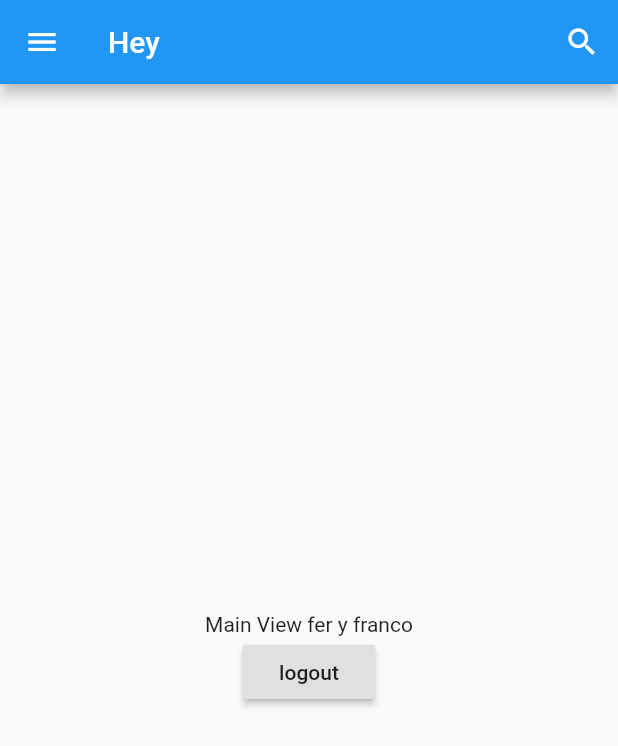
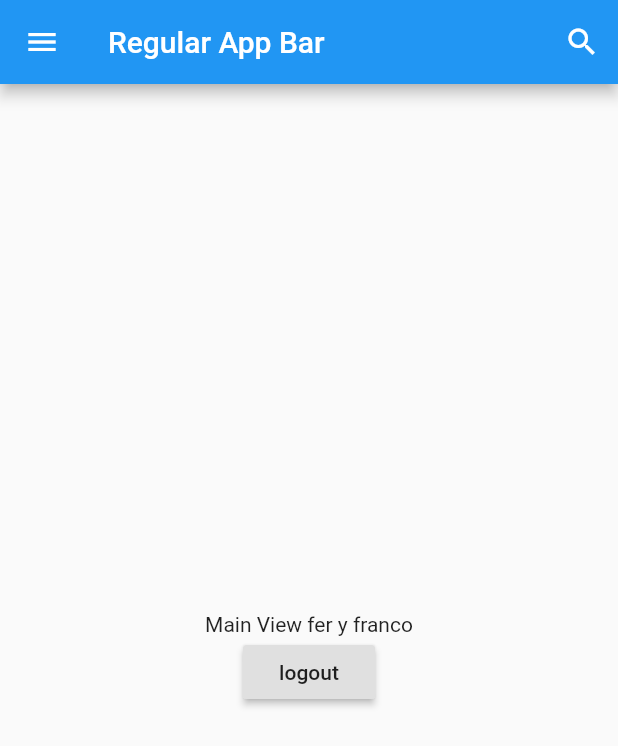
Before and after one commit to aarcoraci/flutter_testapp, a Flutter app: the MainView screen opened directly, on a phone screen of 412 x 824 dp. Shown: the top 746 px of the screen. Run offline on Flutter 3.47's test engine with Material 2 defaults, Android fonts, the phone set to English and light mode, and no system bars; our stand-ins replace get_it.

Commit message:
small improvements

```diff
--- a/lib/widgets/shared/custom_app_bar.dart
+++ b/lib/widgets/shared/custom_app_bar.dart
@@ -25,15 +25,22 @@ class _CustomAppBarState extends State<CustomAppBar> {
             child: AnimatedOpacity(
               opacity: _showSearchBox ? 0.0 : 1,
               duration: Duration(milliseconds: 100),
-              child: Text("Hey"),
+              child: Text("Regular App Bar"),
             ),
           )
         ],
       );
     } else {
       return TextField(
+        style: TextStyle(color: Colors.white),
         decoration: InputDecoration(
-            border: InputBorder.none, hintText: 'Enter a search term'),
+            isDense: true,
+            hintMaxLines: 1,
+            enabled: true,
+            enabledBorder: UnderlineInputBorder(
+                borderSide: BorderSide(color: Colors.white)),
+            hintStyle: TextStyle(color: Color.fromARGB(200, 255, 255, 255)),
+            hintText: 'Search...'),
       );
     }
   }
```
Also changed, not shown: lib/app/test_app.dart (+9 -2 lines).
